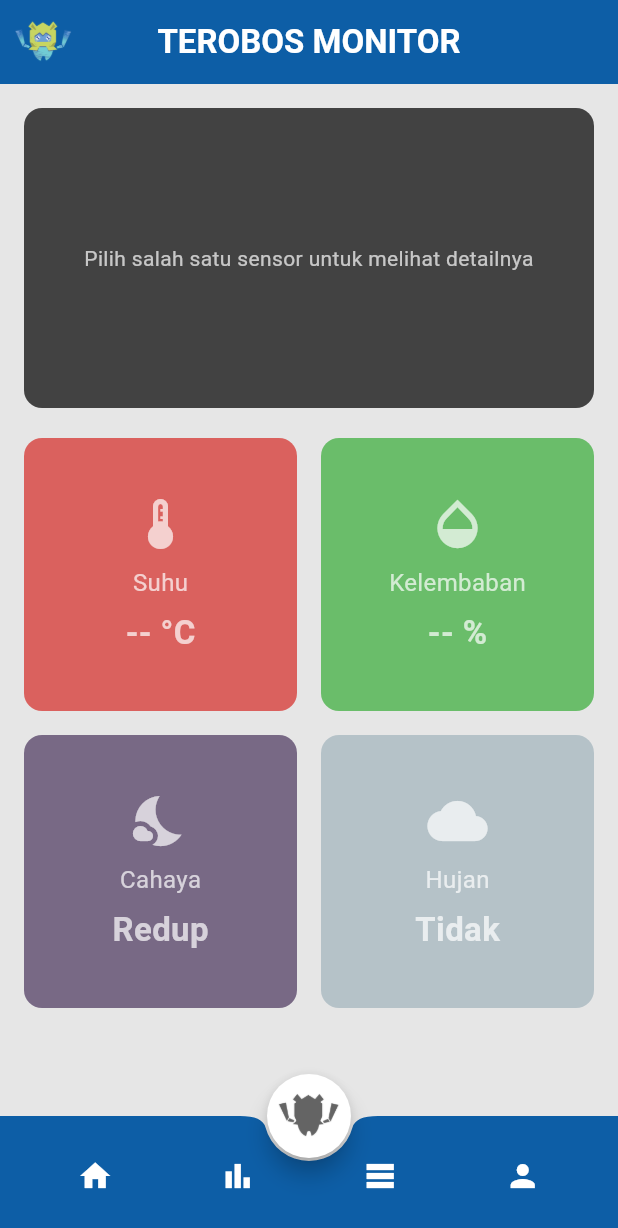
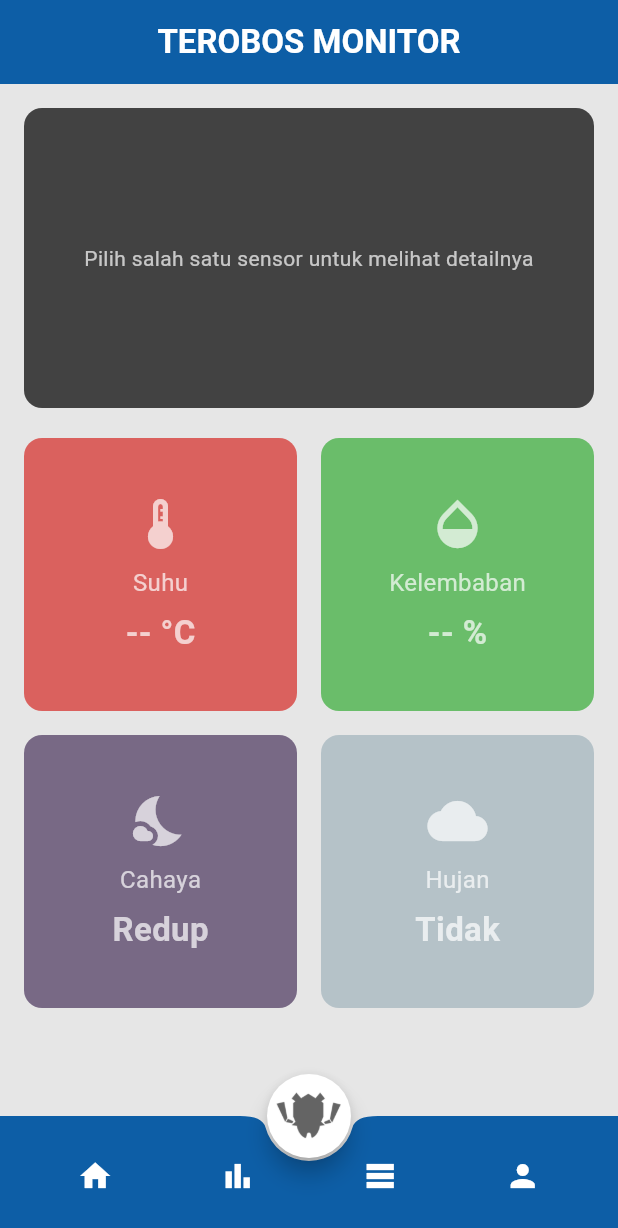
Before and after one commit to OlgaTheGreat-absolute/TEROBOS, a Flutter app: the Terobos screen opened directly, item 2 of the bottom bar chosen, scrolled down 124 dp, after a tap on the "home" icon, on a phone screen of 412 x 824 dp. Shown: the top 1228 px of the screen. Run offline on Flutter 3.47's test engine with Material 3 defaults, Android fonts, the phone set to English and light mode, and no system bars; our stand-ins replace firebase_core, firebase_database, fl_chart, geolocator, google_fonts; accounts and stored records are empty.

Commit message:
baru again

```diff
--- a/lib/main.dart
+++ b/lib/main.dart
@@ -46,11 +46,6 @@ class _TerobosMonitorScreenState extends State<TerobosMonitorScreen> {
     return Scaffold(
       backgroundColor: const Color.fromARGB(255, 230, 230, 230),
       appBar: AppBar(
-        leadingWidth: 50,
-        leading: Container(
-          padding: const EdgeInsets.only(left: 8.0),
-          child: Image(image: AssetImage('images/Terobos2.png')),
-        ),
         title: const Text(
           'TEROBOS MONITOR',
           style: TextStyle(
--- a/lib/profile.dart
+++ b/lib/profile.dart
@@ -62,7 +62,7 @@ class _TerobosProfileState extends State<TerobosProfile> {
                               backgroundImage: AssetImage(
                                 isFirstImage
                                     ? 'images/Terobos2.png'
-                                    : 'images/Anomali.JPG',
+                                    : 'images/grey.png',
                               ),
                             ),
                           ),
--- a/lib/statistic.dart
+++ b/lib/statistic.dart
@@ -170,11 +170,6 @@ class _TerobosStatisticState extends State<TerobosStatistic> {
     return Scaffold(
       backgroundColor: const Color.fromARGB(255, 230, 230, 230),
       appBar: AppBar(
-        leadingWidth: 50,
-        leading: Container(
-          padding: const EdgeInsets.only(left: 8.0),
-          child: Image(image: AssetImage('images/Terobos2.png')),
-        ),
         title: const Text(
           'TEROBOS MONITOR',
           style: TextStyle(
--- a/lib/table.dart
+++ b/lib/table.dart
@@ -106,11 +106,6 @@ class _TerobosState extends State<Terobos> {
     return Scaffold(
       backgroundColor: const Color(0xFFF5F6FA),
       appBar: AppBar(
-        leadingWidth: 50,
-        leading: Padding(
-          padding: const EdgeInsets.only(left: 8.0),
-          child: Image.asset('images/Terobos2.png'),
-        ),
         title: const Text(
           'TEROBOS MONITOR',
           style: TextStyle(
@@ -184,7 +179,7 @@ class _TerobosState extends State<Terobos> {
                         fontWeight: FontWeight.bold,
                         color: Colors.black87,
                       ),
-                      dataTextStyle: GoogleFonts.poppins(fontSize: 14),
+                      dataTextStyle: GoogleFonts.poppins(fontSize: 14,color: Colors.black87),
                       columns: const [
                         DataColumn(label: Text("Waktu")),
                         DataColumn(label: Text("Lokasi")),
```
Also changed, not shown: images/Terobos2.png, images/grey.png (added).
